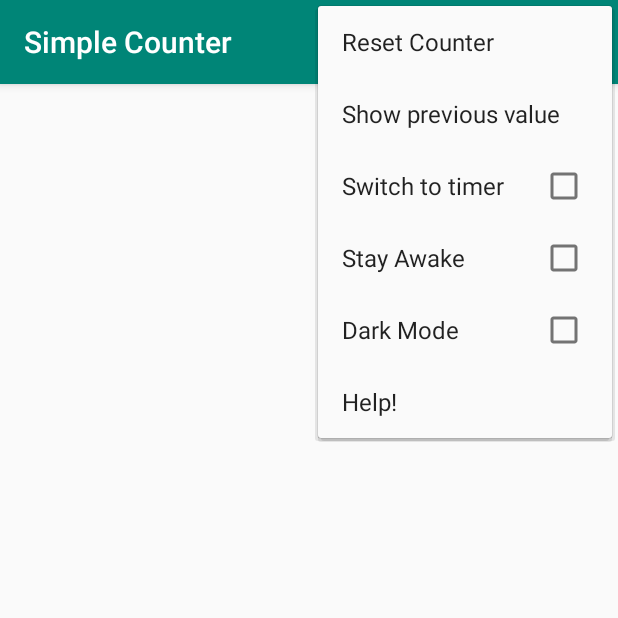
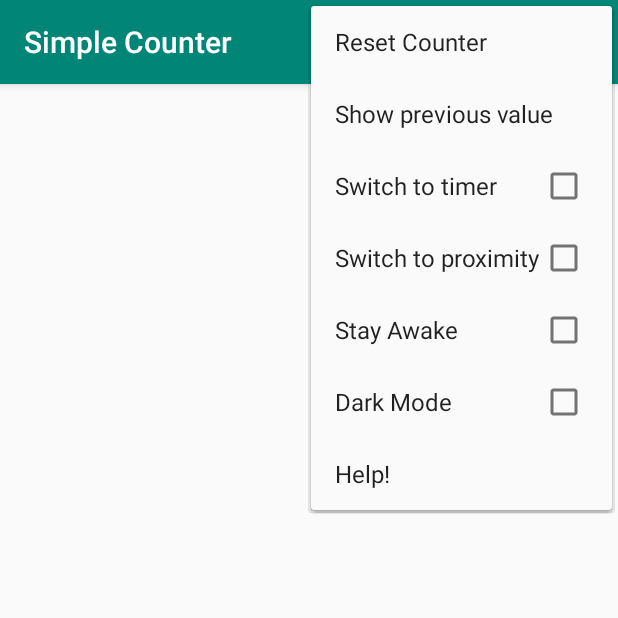
Before and after one commit to Gemei/Simple-Counter-2.0, an Android app: the screen it shows after launch (MainActivity), with the options menu open, on a phone screen of 412 x 824 dp, the top half of it. Run offline under Robolectric (Android 15) with nearby library versions, the phone set to English and light mode, and no system bars; 2 statements that could not run were skipped.

Commit message:
Update 7/5/2019
Fixed some bugs, added proximity sensor counter ability

```diff
--- /dev/null
+++ b/app/src/main/java/com/example/simplecounter/Storage.java
@@ -0,0 +1,74 @@
+package com.example.simplecounter;
+
+import android.content.Context;
+import android.content.SharedPreferences;
+
+public class Storage {
+
+    private Context appContext;
+
+    public Storage(Context appContext){
+        this.appContext = appContext;
+    }
+
+    //method to save counter value
+    protected void saveCounterValue(int value) {
+        //Saving the counter value from the shared preferences
+        SharedPreferences myPrefs = appContext.getSharedPreferences("counterValue", appContext.MODE_PRIVATE);
+        //Make editor object to write to the shared preferences
+        SharedPreferences.Editor editor = myPrefs.edit();
+        //Saving the counter value under the name of "savedCounterValue"
+        editor.putInt("savedCounterValue", value);
+        //Commit the action and save the value
+        editor.commit();
+    }
+
+    //method to get counter saved value
+    protected int getCounterValue() {
+        //Retrieving the counter value from the shared preferences
+        SharedPreferences myPrefs = appContext.getSharedPreferences("counterValue", appContext.MODE_PRIVATE);
+        int intCountrValue = myPrefs.getInt("savedCounterValue", 0);
+        return intCountrValue;
+    }
+
+    //Method to save the last counter value before reset
+    protected void savePreResetValue(int value) {
+        //Saving the counter value from the shared preferences
+        SharedPreferences myPrefs = appContext.getSharedPreferences("preResetValue", appContext.MODE_PRIVATE);
+        //Make editor object to write to the shared preferences
+        SharedPreferences.Editor editor = myPrefs.edit();
+        //Saving the counter value under the name of "preResetValue"
+        editor.putInt("preResetValue", value);
+        //Commit the action and save the value
+        editor.commit();
+    }
+
+    //Method to get the last counter value before reset
+    protected int getPreResetValue() {
+        //Retrieving the counter value from the shared preferences
+        SharedPreferences myPrefs = appContext.getSharedPreferences("preResetValue", appContext.MODE_PRIVATE);
+        int intCountrValue = myPrefs.getInt("preResetValue", 0);
+        return intCountrValue;
+    }
+
+
+    //Method to save the last CheckBox status
+    protected void saveCheckBoxValue(String PrefName, boolean value, String name) {
+        //Saving the CheckBox value from the shared preferences
+        SharedPreferences myPrefs = appContext.getSharedPreferences(name, appContext.MODE_PRIVATE);
+        //Make editor object to write to the shared preferences
+        SharedPreferences.Editor editor = myPrefs.edit();
+        //Saving the CheckBox value under the name of "preResetValue"
+        editor.putBoolean(PrefName + name, value);
+        //Commit the action and save the value
+        editor.commit();
+    }
+
+    //Method to get the last CheckBox status before reset
+    protected boolean getCheckBoxValue(String PrefName, String name) {
+        //Retrieving the CheckBox value from the shared preferences
+        SharedPreferences myPrefs = appContext.getSharedPreferences(name, appContext.MODE_PRIVATE);
+        boolean CheckBoxstatus = myPrefs.getBoolean(PrefName + name, false);
+        return CheckBoxstatus;
+    }
+}
--- a/app/src/main/res/menu/activity_main.xml
+++ b/app/src/main/res/menu/activity_main.xml
@@ -1,33 +1,44 @@
 <menu xmlns:android="http://schemas.android.com/apk/res/android"
     xmlns:app="http://schemas.android.com/apk/res-auto"
     xmlns:tools="http://schemas.android.com/tools"
-    tools:context="com.example.myapplication.MainActivity">
+    tools:context="com.example.myapplication.MainActivity"
+    android:background="?attr/backgroundColor">
 
     <item
         android:id="@+id/menu_settings"
         android:orderInCategory="100"
         android:title="@string/menu_settings"
-        app:showAsAction="never" />
+        app:showAsAction="never"
+        android:textColor="?attr/textColor"/>
     <item
         android:id="@+id/menu_resetButton"
         android:orderInCategory="1"
-        android:title="@string/menu_reset"/>
+        android:title="@string/menu_reset"
+        android:textColor="?attr/textColor"/>
     <item
         android:id="@+id/menu_lastValue"
         android:orderInCategory="2"
-        android:title="@string/menu_LValue"/>
+        android:title="@string/menu_LValue"
+        android:textColor="?attr/textColor"/>
     <group
         android:checkableBehavior="all"
         android:orderInCategory="3">
         <item
             android:id="@+id/menu_switchToTimer"
-            android:title="@string/menu_switchToTimer"/>
+            android:title="@string/menu_switchToTimer"
+            android:textColor="?attr/textColor"/>
+        <item
+            android:id="@+id/menu_switchToProximity"
+            android:title="@string/menu_switchToProximity"
+            android:textColor="?attr/textColor"/>
         <item
 	        android:id="@+id/menu_stayAwake"
-	        android:title="@string/menu_sAwake"/>
+	        android:title="@string/menu_sAwake"
+            android:textColor="?attr/textColor"/>
         <item
             android:id="@+id/menu_darkMode"
-            android:title="@string/menu_darkMode"/>
+            android:title="@string/menu_darkMode"
+            android:textColor="?attr/textColor"/>
     </group>
 
 </menu>
--- a/app/src/main/res/values/strings.xml
+++ b/app/src/main/res/values/strings.xml
@@ -9,4 +9,5 @@
     <string name="menu_sAwake">Stay Awake</string>
     <string name="menu_darkMode">Dark Mode</string>
     <string name="menu_switchToTimer">Switch to timer</string>
+    <string name="menu_switchToProximity">Switch to proximity</string>
 </resources>
```
Also changed, not shown: app/src/main/java/com/example/simplecounter/MainActivity.java (+212 -208 lines), app/src/main/java/com/example/simplecounter/Sound.java (added, +44 -0 lines).
